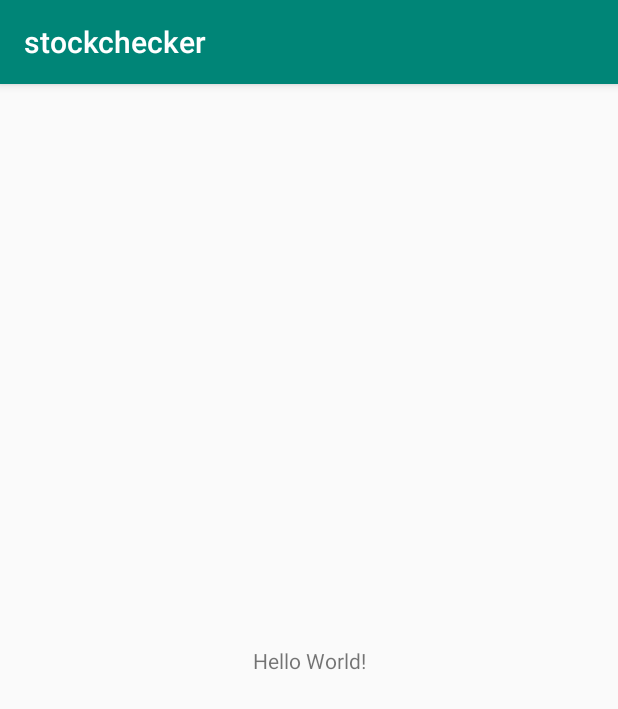
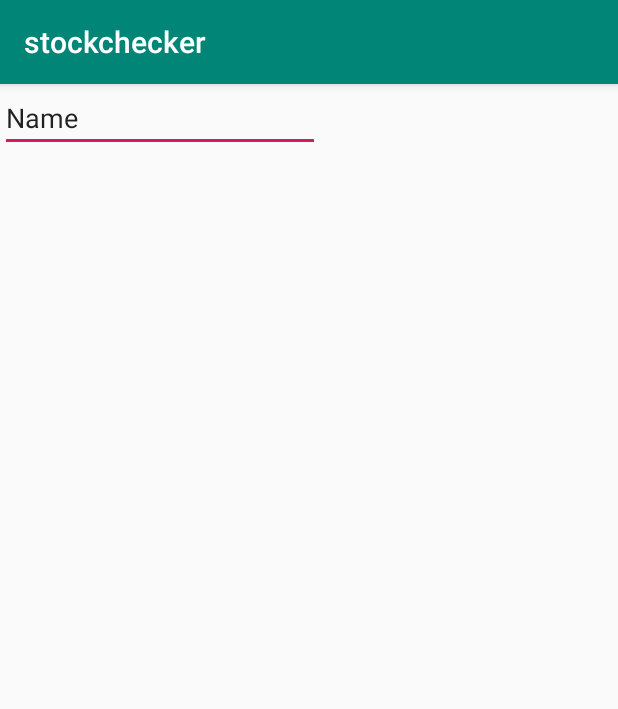
Before and after one commit to nk5jp/stockchecker, an Android app: the screen it shows after launch (MainActivity), on a phone screen of 412 x 824 dp. Shown: the top 709 px of the screen. Run offline under Robolectric (Android 15) with nearby library versions, the phone set to English and light mode, and no system bars; 1 statement that could not run was skipped.

Commit message:
create python file for notification and modify sample android app. map:#1

```diff
--- a/android/app/src/main/java/jp/nk5/stockchecker/MainActivity.kt
+++ b/android/app/src/main/java/jp/nk5/stockchecker/MainActivity.kt
@@ -3,8 +3,7 @@ package jp.nk5.stockchecker
 import androidx.appcompat.app.AppCompatActivity
 import android.os.Bundle
 import android.util.Log
-import android.widget.TextView
-import android.widget.Toast
+import android.widget.EditText
 import com.google.android.gms.tasks.OnCompleteListener
 import com.google.firebase.iid.FirebaseInstanceId
 import androidx.constraintlayout.widget.Constraints.TAG
@@ -30,8 +29,8 @@ class MainActivity : AppCompatActivity() {
 
                 // Log and toast
                 Log.d(TAG, token)
-                val messageView: TextView = findViewById(R.id.textview1)
-                messageView.text = token
+                val messageView: EditText = findViewById(R.id.editText)
+                messageView.setText(token)
 
             })
     }
--- a/android/app/src/main/res/layout/activity_main.xml
+++ b/android/app/src/main/res/layout/activity_main.xml
@@ -6,14 +6,11 @@
         android:layout_width="match_parent"
         android:layout_height="match_parent"
         tools:context=".MainActivity">
-
-    <TextView
+    <EditText
             android:layout_width="wrap_content"
             android:layout_height="wrap_content"
-            android:text="Hello World!"
-            app:layout_constraintBottom_toBottomOf="parent"
-            app:layout_constraintLeft_toLeftOf="parent"
-            app:layout_constraintRight_toRightOf="parent"
-            app:layout_constraintTop_toTopOf="parent" android:id="@+id/textview1"/>
-
+            android:inputType="textPersonName"
+            android:text="Name"
+            android:ems="10"
+            android:id="@+id/editText"/>
 </androidx.constraintlayout.widget.ConstraintLayout>
```
Also changed, not shown: 3 other files.
